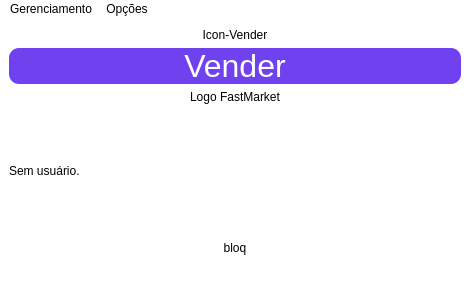
enosgb/FastMarket, file mainwindow.ui: the form before one commit.
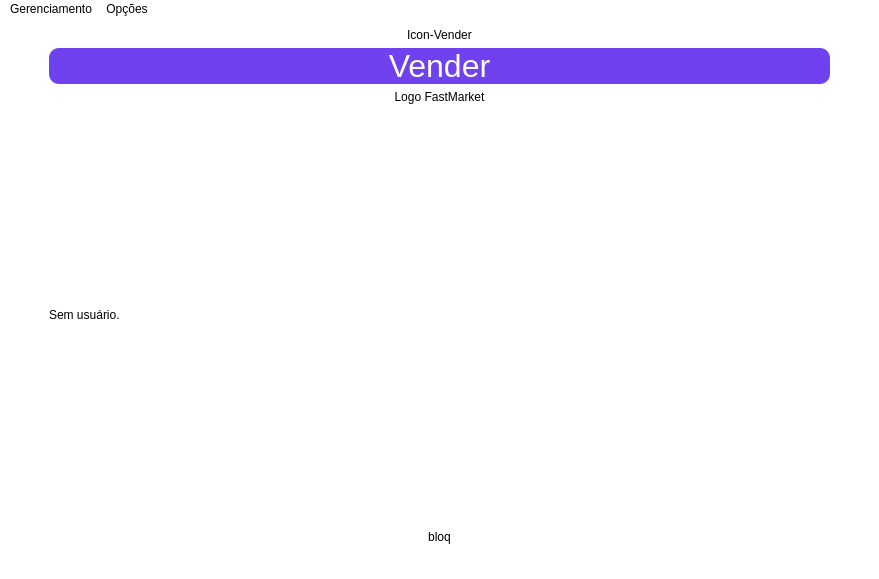
The form after the commit. Icons and pictures are not drawn.

The edit to the form file:
```diff
--- a/mainwindow.ui
+++ b/mainwindow.ui
@@ -6,8 +6,8 @@
    <rect>
     <x>0</x>
     <y>0</y>
-    <width>470</width>
-    <height>290</height>
+    <width>879</width>
+    <height>579</height>
    </rect>
   </property>
   <property name="sizePolicy">
@@ -40,23 +40,7 @@
     <enum>Qt::LeftToRight</enum>
    </property>
    <layout class="QGridLayout" name="gridLayout">
-    <item row="0" column="0">
-     <widget class="QPushButton" name="btn_vender_icon">
-      <property name="styleSheet">
-       <string notr="true">border:none;</string>
-      </property>
-      <property name="text">
-       <string>Icon-Vender</string>
-      </property>
-      <property name="iconSize">
-       <size>
-        <width>50</width>
-        <height>50</height>
-       </size>
-      </property>
-     </widget>
-    </item>
-    <item row="2" column="0">
+    <item row="2" column="1">
      <widget class="QPushButton" name="btn_logo_main">
       <property name="enabled">
        <bool>true</bool>
@@ -75,33 +59,23 @@
       </property>
      </widget>
     </item>
-    <item row="3" column="0">
-     <widget class="QLabel" name="lb_nome">
-      <property name="sizePolicy">
-       <sizepolicy hsizetype="Preferred" vsizetype="Preferred">
-        <horstretch>1</horstretch>
-        <verstretch>0</verstretch>
-       </sizepolicy>
-      </property>
-      <property name="text">
-       <string>Sem usuário.</string>
-      </property>
-     </widget>
-    </item>
-    <item row="4" column="0">
-     <widget class="QPushButton" name="btn_bloqueio">
+    <item row="0" column="1">
+     <widget class="QPushButton" name="btn_vender_icon">
       <property name="styleSheet">
-       <string notr="true"/>
+       <string notr="true">border:none;</string>
       </property>
       <property name="text">
-       <string>bloq</string>
+       <string>Icon-Vender</string>
       </property>
-      <property name="flat">
-       <bool>true</bool>
+      <property name="iconSize">
+       <size>
+        <width>50</width>
+        <height>50</height>
+       </size>
       </property>
      </widget>
     </item>
-    <item row="1" column="0">
+    <item row="1" column="1">
      <widget class="QPushButton" name="btn_novaVenda">
       <property name="styleSheet">
        <string notr="true">background:#7041EE;
@@ -117,6 +91,58 @@
       </property>
      </widget>
     </item>
+    <item row="8" column="1">
+     <widget class="QPushButton" name="btn_bloqueio">
+      <property name="styleSheet">
+       <string notr="true"/>
+      </property>
+      <property name="text">
+       <string>bloq</string>
+      </property>
+      <property name="flat">
+       <bool>true</bool>
+      </property>
+     </widget>
+    </item>
+    <item row="7" column="1">
+     <widget class="QLabel" name="lb_nome">
+      <property name="sizePolicy">
+       <sizepolicy hsizetype="Preferred" vsizetype="Preferred">
+        <horstretch>1</horstretch>
+        <verstretch>0</verstretch>
+       </sizepolicy>
+      </property>
+      <property name="text">
+       <string>Sem usuário.</string>
+      </property>
+     </widget>
+    </item>
+    <item row="1" column="0">
+     <spacer name="horizontalSpacer">
+      <property name="orientation">
+       <enum>Qt::Horizontal</enum>
+      </property>
+      <property name="sizeHint" stdset="0">
+       <size>
+        <width>40</width>
+        <height>20</height>
+       </size>
+      </property>
+     </spacer>
+    </item>
+    <item row="1" column="2">
+     <spacer name="horizontalSpacer_2">
+      <property name="orientation">
+       <enum>Qt::Horizontal</enum>
+      </property>
+      <property name="sizeHint" stdset="0">
+       <size>
+        <width>40</width>
+        <height>20</height>
+       </size>
+      </property>
+     </spacer>
+    </item>
    </layout>
   </widget>
   <widget class="QMenuBar" name="menubar">
@@ -124,8 +150,8 @@
     <rect>
      <x>0</x>
      <y>0</y>
-     <width>470</width>
-     <height>23</height>
+     <width>879</width>
+     <height>21</height>
     </rect>
    </property>
    <property name="styleSheet">
```
